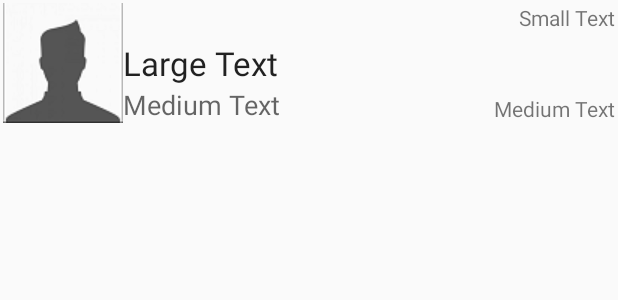
After one commit to Bicit/Bicit, an Android app: the layout textview_personalizado.xml on its own in the app's theme, with its tools: preview values and no code run, on a phone screen of 412 x 824 dp. The commit adds this screen. Shown: the top 300 px of the screen. Run offline under Robolectric (Android 15) with nearby library versions, the phone set to English and light mode, and no system bars; network calls fail.

Commit message:
Se cambia y se personaliza el listview, se conecta con el despliegue de eventos.

```diff
--- a/Bicit/app/src/main/AndroidManifest.xml
+++ b/Bicit/app/src/main/AndroidManifest.xml
@@ -80,6 +80,10 @@
             android:name=".EventosListar"
             android:label="@string/title_activity_eventos_listar"
             android:theme="@style/AppTheme.NoActionBar"></activity>
+        <activity
+            android:name=".DespliegueEvento"
+            android:label="@string/title_activity_despliegue_evento"
+            android:theme="@style/AppTheme.NoActionBar"></activity>
     </application>
 
 </manifest>
--- a/Bicit/app/src/main/java/com/bicit/bicit/bicitSplash.java
+++ b/Bicit/app/src/main/java/com/bicit/bicit/bicitSplash.java
@@ -28,7 +28,7 @@ public class bicitSplash extends Activity {
             @Override
             public void run() {
                 /* Create an Intent that will start the Menu-Activity. */
-                Intent mainIntent = new Intent(bicitSplash.this,EventosActivity.class);
+                Intent mainIntent = new Intent(bicitSplash.this,LoginActivity.class);
                 bicitSplash.this.startActivity(mainIntent);
                 finish();
             }
--- /dev/null
+++ b/Bicit/app/src/main/res/layout/textview_personalizado.xml
@@ -0,0 +1,56 @@
+<?xml version="1.0" encoding="utf-8"?>
+<RelativeLayout xmlns:android="http://schemas.android.com/apk/res/android"
+    android:id="@+id/LinearLayout1"
+    android:layout_width="wrap_content"
+    android:layout_height="wrap_content"
+    android:padding="2dp" >
+
+    <ImageView
+        android:layout_width="wrap_content"
+        android:layout_height="wrap_content"
+        android:id="@+id/imageView2"
+        android:layout_alignParentTop="true"
+        android:layout_alignParentLeft="true"
+        android:layout_alignParentStart="true"
+        android:src="@drawable/miniatura" />
+
+    <TextView
+        android:layout_width="wrap_content"
+        android:layout_height="wrap_content"
+        android:textAppearance="?android:attr/textAppearanceLarge"
+        android:text="Large Text"
+        android:id="@+id/LVnombre"
+        android:layout_centerVertical="true"
+        android:layout_toRightOf="@+id/imageView2"
+        android:layout_toEndOf="@+id/imageView2" />
+
+    <TextView
+        android:layout_width="wrap_content"
+        android:layout_height="wrap_content"
+        android:textAppearance="?android:attr/textAppearanceSmall"
+        android:text="Medium Text"
+        android:id="@+id/LVfechaPublicacion"
+        android:layout_alignBottom="@+id/imageView2"
+        android:layout_alignParentRight="true"
+        android:layout_alignParentEnd="true" />
+
+    <TextView
+        android:layout_width="wrap_content"
+        android:layout_height="wrap_content"
+        android:textAppearance="?android:attr/textAppearanceMedium"
+        android:text="Medium Text"
+        android:id="@+id/LVfechaEvento"
+        android:layout_alignBottom="@+id/imageView2"
+        android:layout_toRightOf="@+id/imageView2"
+        android:layout_toEndOf="@+id/imageView2" />
+
+    <TextView
+        android:layout_width="wrap_content"
+        android:layout_height="wrap_content"
+        android:textAppearance="?android:attr/textAppearanceSmall"
+        android:text="Small Text"
+        android:id="@+id/LVparticipantes"
+        android:layout_alignTop="@+id/imageView2"
+        android:layout_alignParentRight="true"
+        android:layout_alignParentEnd="true" />
+</RelativeLayout>
--- a/Bicit/app/src/main/res/values/strings.xml
+++ b/Bicit/app/src/main/res/values/strings.xml
@@ -22,6 +22,7 @@
     <string name="title">Title</string>
     <string name="description">Description</string>
     <string name="title_activity_eventos_listar">EventosListar</string>
+    <string name="title_activity_despliegue_evento">DespliegueEvento</string>
     <string name="fecha_de_inicio">Fecha de Inicio</string>
     <string name="descripci_n_del_evento">Descripción del evento</string>
     <string name="crear_evento">Crear Evento</string>
```
Also changed, not shown: Bicit/app/src/main/java/com/bicit/bicit/AdaptadorCustomLista.java (added, +101 -0 lines), Bicit/app/src/main/java/com/bicit/bicit/CreateEvent.java (+4 -4 lines), Bicit/app/src/main/java/com/bicit/bicit/DespliegueEvento.java (+82 -0 lines), Bicit/app/src/main/java/com/bicit/bicit/Evento.java (+35 -1 lines), Bicit/app/src/main/java/com/bicit/bicit/EventosListar.java (+17 -2 lines), Bicit/app/src/main/res/layout/activity_despliegue_evento.xml (+30 -28 lines), Bicit/app/src/main/res/drawable/miniatura.png (added).
